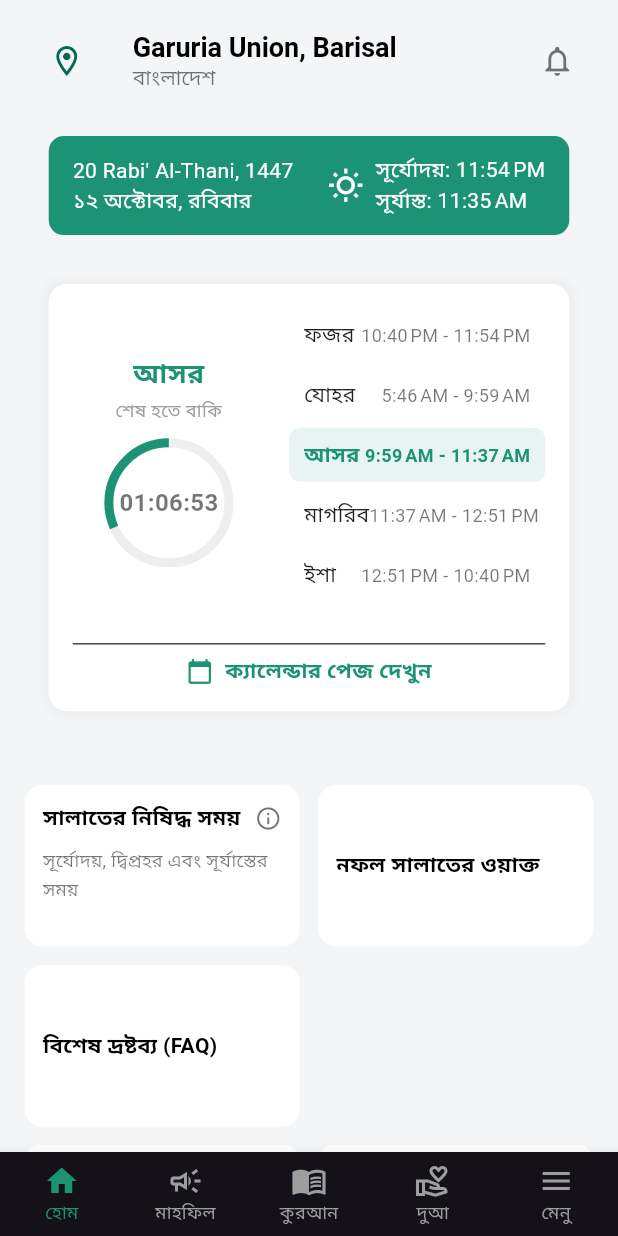
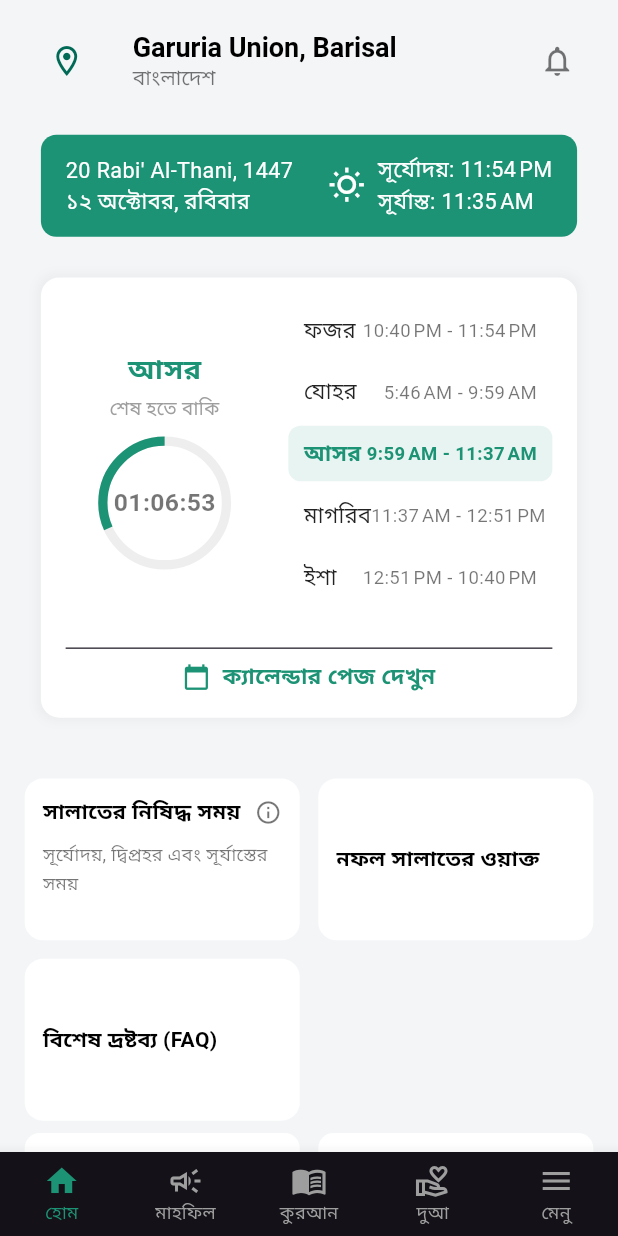
Before and after one commit to Tanvir-136/muslim_day, a Flutter app: the screen it shows after launch, on a phone screen of 412 x 824 dp. Run offline on Flutter 3.47's test engine with Material 3 defaults, Android fonts, the phone set to English and light mode, and no system bars; our stand-ins replace adhan, hijri; Roboto replaces fonts that are missing (HindSiliguri).

Commit message:
fourt wave

```diff
--- a/lib/screens/home_content.dart
+++ b/lib/screens/home_content.dart
@@ -36,7 +36,6 @@ class _HomeContentState extends State<HomeContent> {
 
   void _updateAllData() {
     final myCoordinates = Coordinates(22.62, 90.25); // Garuria Union
-
     final params = CalculationMethod.karachi.getParameters();
     params.madhab = Madhab.hanafi;
     params.highLatitudeRule = HighLatitudeRule.twilight_angle;
@@ -58,13 +57,11 @@ class _HomeContentState extends State<HomeContent> {
 
   void _updatePrayerProgressAndCountdown() {
     if (_prayerTimes == null) return;
-
     final now = DateTime.now();
     _currentPrayer = _prayerTimes!.currentPrayer();
     final nextPrayer = _prayerTimes!.nextPrayer();
 
     _currentPrayerName = _getPrayerNameInBengali(_currentPrayer);
-
     DateTime? startTime = _prayerTimes!.timeForPrayer(_currentPrayer);
     DateTime? endTime;
 
@@ -99,7 +96,6 @@ class _HomeContentState extends State<HomeContent> {
     } else {
       _prayerProgress = 0.0;
       _timeLeftToEnd = Duration.zero;
-
       if (nextPrayer != null) {
         _currentPrayer = nextPrayer;
         _currentPrayerName = 'পরবর্তী ${_getPrayerNameInBengali(nextPrayer)}';
@@ -133,31 +129,41 @@ class _HomeContentState extends State<HomeContent> {
       return const Center(child: CircularProgressIndicator());
     }
 
-    final screenWidth = MediaQuery.of(context).size.width;
-    final screenHeight = MediaQuery.of(context).size.height;
+    return LayoutBuilder(
+      builder: (context, constraints) {
+        final screenWidth = constraints.maxWidth;
+        final screenHeight = constraints.maxHeight;
+        final scale = (screenWidth / 400).clamp(0.8, 1.5);
         final isTablet = screenWidth > 600;
 
         return SafeArea(
           child: SingleChildScrollView(
             padding: EdgeInsets.symmetric(
-          horizontal: screenWidth * 0.04,
-          vertical: screenHeight * 0.015,
+              horizontal: 16 * scale,
+              vertical: 12 * scale,
             ),
             child: Column(
+              crossAxisAlignment: CrossAxisAlignment.center,
               children: [
                 const LocationBar(
                   country: 'বাংলাদেশ',
                   location: 'Garuria Union, Barisal',
                 ),
-            SizedBox(height: screenHeight * 0.015),
-            DateTimeBar(
+                SizedBox(height: 12 * scale),
+                Transform.scale(
+                  scale: scale,
+                  child: DateTimeBar(
                     gregorianDate: _gregorianDate,
                     hijriDate: _hijriDate,
                     sunriseTime: DateFormat.jm().format(_prayerTimes!.sunrise),
-              sunsetTime: DateFormat.jm().format(_prayerTimes!.maghrib.subtract(const Duration(minutes: 2))),
+                    sunsetTime: DateFormat.jm()
+                        .format(_prayerTimes!.maghrib.subtract(const Duration(minutes: 2))),
                   ),
-            SizedBox(height: screenHeight * 0.02),
-            PrayerTimesCard(
+                ),
+                SizedBox(height: 16 * scale),
+                Transform.scale(
+                  scale: scale,
+                  child: PrayerTimesCard(
                     prayerTimes: _prayerTimes!,
                     currentPrayer: _currentPrayer,
                     currentPrayerName: _currentPrayerName,
@@ -165,26 +171,28 @@ class _HomeContentState extends State<HomeContent> {
                     prayerProgress: _prayerProgress,
                     tomorrowFajr: _tomorrowFajr!,
                   ),
-            SizedBox(height: screenHeight * 0.025),
-            _buildInfoCardsGrid(isTablet, screenWidth),
-            _buildSehriIftarRow(screenWidth, screenHeight),
+                ),
+                SizedBox(height: 20 * scale),
+                _buildInfoCardsGrid(isTablet, screenWidth, scale),
+                _buildSehriIftarRow(screenWidth, scale),
               ],
             ),
           ),
         );
+      },
+    );
   }
 
-  Widget _buildInfoCardsGrid(bool isTablet, double screenWidth) {
+  Widget _buildInfoCardsGrid(bool isTablet, double screenWidth, double scale) {
     final crossAxisCount = isTablet ? 3 : 2;
-
     return Padding(
-      padding: EdgeInsets.symmetric(vertical: screenWidth * 0.03),
+      padding: EdgeInsets.symmetric(vertical: 8 * scale),
       child: GridView.count(
         crossAxisCount: crossAxisCount,
         shrinkWrap: true,
         physics: const NeverScrollableScrollPhysics(),
-        crossAxisSpacing: screenWidth * 0.03,
-        mainAxisSpacing: screenWidth * 0.03,
+        crossAxisSpacing: 12 * scale,
+        mainAxisSpacing: 12 * scale,
         childAspectRatio: isTablet ? 2.2 : 1.7,
         children: const [
           InfoCard(
@@ -200,16 +208,17 @@ class _HomeContentState extends State<HomeContent> {
     );
   }
 
-  Widget _buildSehriIftarRow(double screenWidth, double screenHeight) {
+  Widget _buildSehriIftarRow(double screenWidth, double scale) {
     String iftarTime = DateFormat.jm().format(_prayerTimes!.maghrib);
-    String sehriTime = DateFormat.jm().format(_prayerTimes!.fajr.subtract(const Duration(minutes: 10)));
+    String sehriTime =
+        DateFormat.jm().format(_prayerTimes!.fajr.subtract(const Duration(minutes: 10)));
 
     return Padding(
-      padding: EdgeInsets.only(bottom: screenHeight * 0.02),
+      padding: EdgeInsets.only(bottom: 16 * scale),
       child: Row(
         children: [
           Expanded(child: InfoCard.sehriIftar(title: 'সাহরির শেষ', time: sehriTime)),
-          SizedBox(width: screenWidth * 0.03),
+          SizedBox(width: 12 * scale),
           Expanded(child: InfoCard.sehriIftar(title: 'আজকের ইফতার', time: iftarTime)),
         ],
       ),
```
Lines whose indentation alone changed are shown as unchanged.
